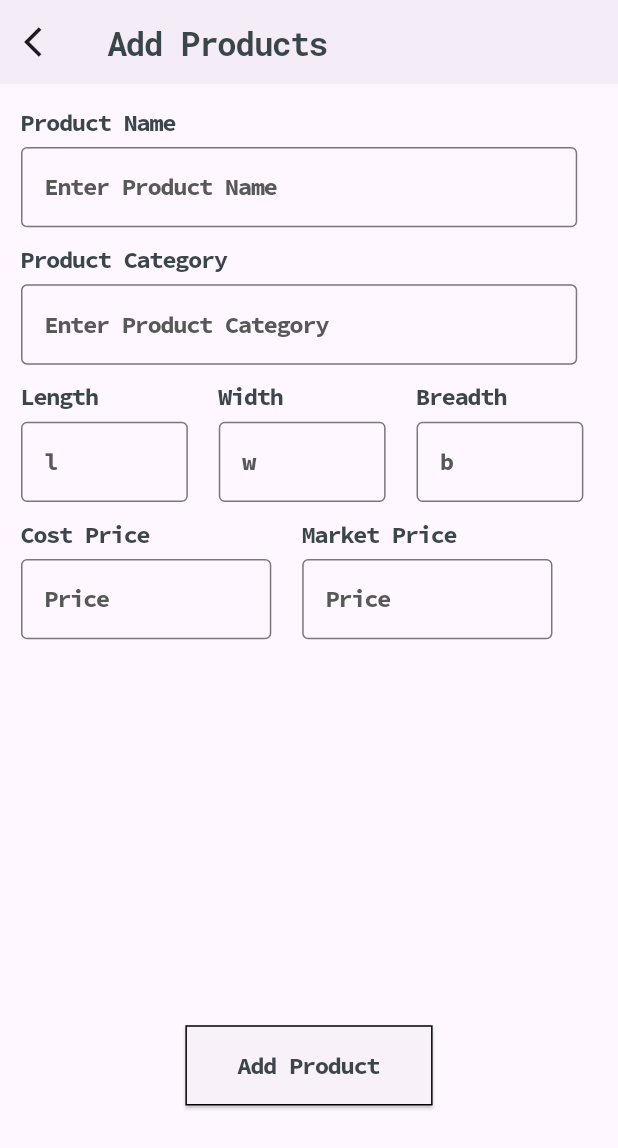
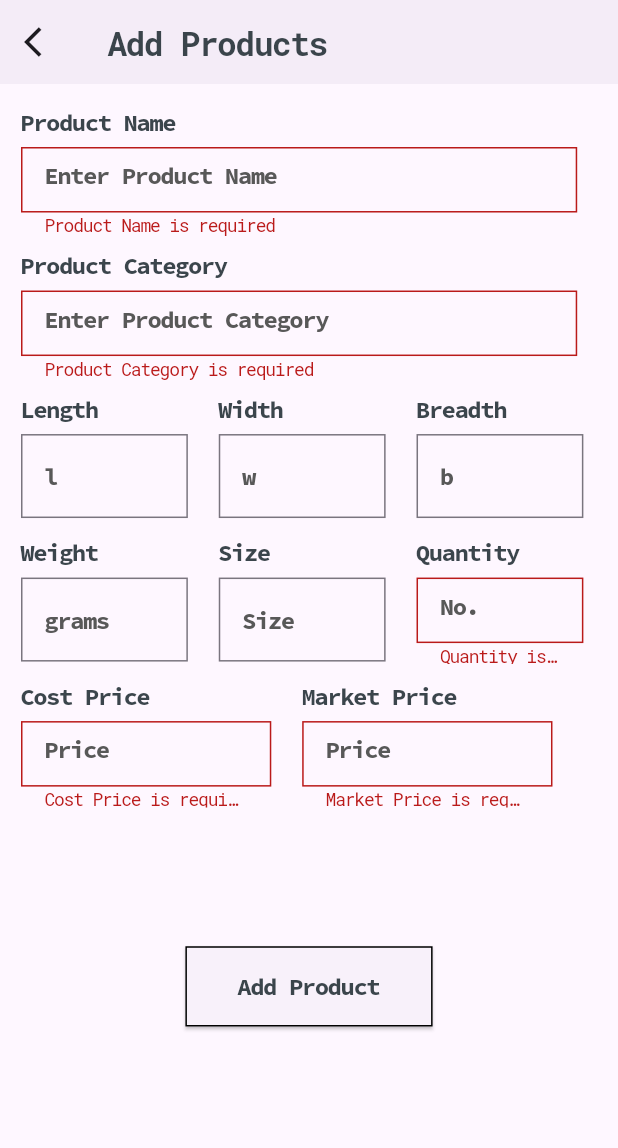
Before and after one commit to tarunn04/invoicer, a Flutter app: the AddProducts screen opened directly, after a tap on "Add Product", on a phone screen of 412 x 824 dp. Shown: the top 1148 px of the screen. Run offline on Flutter 3.47's test engine with Material 2 defaults, Android fonts, the phone set to English and light mode, and no system bars; our stand-ins replace cloud_firestore, firebase_core, fluttertoast, get, google_fonts; accounts and stored records are empty; generated files the repository leaves out were written again.

Commit message:
add product controller

```diff
--- /dev/null
+++ b/lib/controller/product_controller.dart
@@ -0,0 +1,115 @@
+import 'package:cloud_firestore/cloud_firestore.dart';
+import 'package:flutter/cupertino.dart';
+import 'package:flutter/material.dart';
+import 'package:fluttertoast/fluttertoast.dart';
+import 'package:get/get.dart';
+import 'package:get/get_core/src/get_main.dart';
+import 'package:get/get_state_manager/get_state_manager.dart';
+import 'package:invoicer/screens/add_product.dart';
+import 'package:invoicer/widget/toast_message.dart';
+
+class ProductController extends GetxController {
+  final TextEditingController productNameController = TextEditingController();
+  final TextEditingController productCategoryController = TextEditingController();
+  final TextEditingController lengthController = TextEditingController();
+  final TextEditingController widthController = TextEditingController();
+  final TextEditingController breadthController = TextEditingController();
+  final TextEditingController costPriceController = TextEditingController();
+  final TextEditingController marketPriceController = TextEditingController();
+  final TextEditingController weightController = TextEditingController();
+  final TextEditingController sizeController = TextEditingController();
+  final TextEditingController quantityController = TextEditingController();
+
+  clearTextController() {
+    productNameController.clear();
+    productCategoryController.clear();
+    lengthController.clear();
+    widthController.clear();
+    breadthController.clear();
+    costPriceController.clear();
+    marketPriceController.clear();
+    weightController.clear();
+    sizeController.clear();
+    quantityController.clear();
+  }
+
+  CollectionReference products = FirebaseFirestore.instance.collection('products');
+  final GlobalKey<FormState> ProductformKey = GlobalKey<FormState>();
+
+  @override
+  void onClose() {
+    productNameController.dispose();
+    productCategoryController.dispose();
+    lengthController.dispose();
+    widthController.dispose();
+    breadthController.dispose();
+    costPriceController.dispose();
+    marketPriceController.dispose();
+    weightController.dispose();
+    sizeController.dispose();
+    quantityController.dispose();
+    super.onClose();
+  }
+
+  String? validate(String? value, String? textBody) {
+    if (value == null || value.isEmpty) {
+      return '$textBody is required';
+    }
+    return null;
+  }
+
+  String? validateDimention(String? value, String? textBody) {
+    // Your validation logic here
+    return null;
+  }
+
+  addToDb() {
+  if (ProductformKey.currentState!.validate()) {
+    try {
+      // Create a new product object
+      Map<String, dynamic> newProduct = {
+        'productName': productNameController.text,
+        'length': lengthController.text,
+        'width': widthController.text,
+        'breadth': breadthController.text,
+        'costPrice': costPriceController.text,
+        'marketPrice': marketPriceController.text,
+        'weight': weightController.text,
+        'size': sizeController.text,
+        'quantity': quantityController.text,
+      };
+
+      // Get the category value
+      String category = productCategoryController.text;
+
+      // Check if the category document already exists
+      products.doc(category).get().then((categoryDoc) {
+        if (categoryDoc.exists) {
+          // Category exists, add the product under the existing category
+          products.doc(category).update({
+            'products': FieldValue.arrayUnion([newProduct])
+          }).then((value) {
+            ScaffoldMessenger.of(Get.context!).showSnackBar(SnackBar(
+              content: Text("Product Added Successfully"),
+            ));
+            clearTextController();
+          });
+        } else {
+          // Category doesn't exist, create a new category document
+          products.doc(category).set({
+            'products': [newProduct]
+          }).then((value) {
+            ScaffoldMessenger.of(Get.context!).showSnackBar(SnackBar(
+              content: Text("Product Added Successfully"),
+            ));
+            clearTextController();
+          });
+        }
+      });
+    } catch (e) {
+      print(e);
+    }
+  }
+}
+
+}
--- a/lib/main.dart
+++ b/lib/main.dart
@@ -1,4 +1,5 @@
 import 'package:flutter/material.dart';
+import 'package:get/get_navigation/src/root/get_material_app.dart';
 import 'package:invoicer/firebase_options.dart';
 import 'package:firebase_core/firebase_core.dart';
 import 'package:flutter/material.dart';
@@ -27,14 +28,14 @@ class MyApp extends StatelessWidget {
   // This widget is the root of your application.
   @override
   Widget build(BuildContext context) {
-    return MaterialApp(
+    return GetMaterialApp(
       title: 'Flutter Demo',
       theme: ThemeData(
         colorScheme: ColorScheme.fromSeed(seedColor: Colors.deepPurple),
         useMaterial3: true,
       ),
       debugShowCheckedModeBanner: false,
-      home: LoginPage(),
+      home: AddProducts()
     );
   }
 }
--- /dev/null
+++ b/lib/model/product.dart
@@ -0,0 +1,19 @@
+class Product {
+  String productName;
+  String productCategory;
+  double length;
+  double width;
+  double breadth;
+  double costPrice;
+  double marketPrice;
+
+  Product({
+    required this.productName,
+    required this.productCategory,
+    required this.length,
+    required this.width,
+    required this.breadth,
+    required this.costPrice,
+    required this.marketPrice,
+  });
+}
--- a/lib/screens/add_product.dart
+++ b/lib/screens/add_product.dart
@@ -1,8 +1,12 @@
 import 'package:flutter/material.dart';
+import 'package:get/get.dart';
+import 'package:get/get_core/src/get_main.dart';
 import 'package:invoicer/constants/colors.dart';
 import 'package:invoicer/constants/text_theme.dart';
+import 'package:invoicer/controller/product_controller.dart';
 
 import '../widget/custom_form_field.dart';
+import '../widget/custom_search_box.dart';
 
 class AddProducts extends StatefulWidget {
   const AddProducts({super.key});
@@ -12,6 +16,9 @@ class AddProducts extends StatefulWidget {
 }
 
 class _AddProductsState extends State<AddProducts> {
+  ProductController _productController = Get.put(ProductController());
+
+  final _formKey = GlobalKey<FormState>();
   @override
   Widget build(BuildContext context) {
     var width = MediaQuery.of(context).size.width;
@@ -26,23 +33,71 @@ class _AddProductsState extends State<AddProducts> {
         )
       ),
       body: Form(
+        key: _productController.ProductformKey,
         child: Padding(
           padding: const EdgeInsets.all(14.0),
           child: Column(
             crossAxisAlignment: CrossAxisAlignment.start,
               children: [
-                CustomFormField(width: width, height: height,textBody: "Enter Product Name",textHead: "Product Name",),
+
+
+                CustomFormField(width: width, height: height,textBody: "Enter Product Name",textHead: "Product Name", controller: _productController.productNameController,
+                validator: (value) => _productController.validate(value, "Product Name"), type: TextInputType.text,),
+
                 const SizedBox(height: 10,),
-                CustomFormField(width: width, height: height,textBody: "Enter Product Category",textHead: "Product Category",),
+
+
+                CustomFormField(width: width, height: height,textBody: "Enter Product Category",textHead: "Product Category",controller: _productController.productCategoryController,
+                validator: (value) => _productController.validate(value, "Product Category"), type: TextInputType.text,),
+
                 const SizedBox(height: 10,),
 
                 Row(
                   children: [
-                    CustomFormField(width: width*0.3, height: height,textBody: "l",textHead: "Length",),
+
+
+                    CustomFormField(width: width*0.3, height: height,textBody: "l",textHead: "Length",controller: _productController.lengthController,
+                    validator: (value) => _productController.validateDimention(value, "Length"), type: TextInputType.number,),
+
+
                     SizedBox(width: width*0.05,),
-                    CustomFormField(width: width*0.3, height: height,textBody: "w",textHead: "Width",),
+
+
+                    CustomFormField(width: width*0.3, height: height,textBody: "w",textHead: "Width",controller: _productController.widthController,
+                     validator: (value) => _productController.validateDimention(value, "Width"), type: TextInputType.number,),
+
+
                     SizedBox(width: width*0.05,),
-                    CustomFormField(width: width*0.3, height: height,textBody: "b",textHead: "Breadth",),
+
+
+                    CustomFormField(width: width*0.3, height: height,textBody: "b",textHead: "Breadth",controller: _productController.breadthController,
+                     validator: (value) => _productController.validateDimention(value, "Breadth"), type: TextInputType.number
+                    ),
+
+                  ],
+                ),
+
+
+                const SizedBox(height: 10,),
+
+                Row(
+                  children: [
+                    CustomFormField(width: width*0.3, height: height,textBody: "grams",textHead: "Weight",controller: _productController.weightController,
+                    validator: (value) => _productController.validateDimention(value, "Weight"), type:const  TextInputType.numberWithOptions(
+                      decimal: true,
+                    ),),
+
+                    SizedBox(width: width*0.05,),
+
+                    CustomFormField(width: width*0.3, height: height,textBody: "Size",textHead: "Size",controller: _productController.sizeController,
+                     validator: (value) => _productController.validateDimention(value, "Size"), type: TextInputType.text,),
+
+
+                    SizedBox(width: width*0.05,),
+
+
+                    CustomFormField(width: width*0.3, height: height,textBody: "No.",textHead: "Quantity",controller: _productController.quantityController,
+                     validator: (value) => _productController.validate(value, "Quantity"), type: TextInputType.number,)
                   ],
                 ),
 
@@ -50,22 +105,28 @@ class _AddProductsState extends State<AddProducts> {
 
                 Row(
                   children: [
-                    CustomFormField(width: width*0.45, height: height,textBody: "Price",textHead: "Cost Price",),
+                    CustomFormField(width: width*0.45, height: height,textBody: "Price",textHead: "Cost Price",controller: _productController.costPriceController,
+                    validator: (value) => _productController.validate(value, "Cost Price"), type: const TextInputType.numberWithOptions(decimal: true),),
+
+
                     SizedBox(width: width*0.05,),
-                    CustomFormField(width: width*0.45, height: height,textBody: "Price",textHead: "Market Price",),
+                    CustomFormField(width: width*0.45, height: height,textBody: "Price",textHead: "Market Price",controller: _productController.marketPriceController,
+                      validator: (value) => _productController.validate(value, "Market Price"),type: const TextInputType.numberWithOptions(decimal: true),),
                   ],
                 ),
 
 
                 const SizedBox(height: 10,),
-                SizedBox(height: height *0.3,),
+                SizedBox(height: height *0.1,),
 
                 Center(
                   child: SizedBox(
                     width: width*0.4,
                     height: height*0.065,
                     child: ElevatedButton(
-                      onPressed: (){},
+                      onPressed: (){
+                        _productController.addToDb();
+                      },
                       style: ElevatedButton.styleFrom(
 
                         shape: const RoundedRectangleBorder(
--- a/lib/widget/custom_form_field.dart
+++ b/lib/widget/custom_form_field.dart
@@ -1,15 +1,23 @@
 
 import 'package:flutter/material.dart';
+import 'package:flutter/services.dart';
+import 'package:google_fonts/google_fonts.dart';
 
 import '../constants/text_theme.dart';
 
 class CustomFormField extends StatelessWidget {
   final String textBody;
   final String textHead;
-  const CustomFormField({
+  final TextEditingController controller;
+  FormFieldValidator validator;
+  final TextInputType type;
+
+  CustomFormField({
     super.key,
     required this.width,
-    required this.height, required this.textBody, required this.textHead,
+    required this.height, required this.textBody,
+    required this.textHead, required this.controller,
+    required this.validator, required this.type,
   });
 
   final double width;
@@ -17,29 +25,44 @@ class CustomFormField extends StatelessWidget {
 
   @override
   Widget build(BuildContext context) {
+
     return Column(
       crossAxisAlignment: CrossAxisAlignment.start,
       children: [
         Text(textHead,style: MyTextTheme.bodyText),
         const SizedBox(height: 5,),
+
         SizedBox(
           width: width*0.9,
-          height: height*0.065,
+          height: height*0.070,
           child: TextFormField(
+            validator:validator,
+            controller: controller,
             cursorColor: Colors.black,
+            keyboardType: type,
             decoration: InputDecoration(
               hintText: textBody,
-              hintStyle: MyTextTheme.bodyText.copyWith(color: Color.fromARGB(255, 88, 88, 88),fontSize: 16),
+              hintStyle: MyTextTheme.bodyText.copyWith(color:const Color.fromARGB(255, 88, 88, 88),fontSize: 16),
               border:const  OutlineInputBorder(
                 borderSide: BorderSide(
                   color: Colors.red,
-                )
+                ),
+                borderRadius: BorderRadius.all(Radius.circular(0)),
+
               ),
               focusedBorder:const OutlineInputBorder(
+                borderRadius: BorderRadius.all(Radius.circular(0)),
                 borderSide: BorderSide(
                   color: Colors.black,
                 )
               ),
+
+              errorStyle: TextStyle(
+                fontFamily: GoogleFonts.robotoMono().fontFamily,
+                letterSpacing: -0.8,
+                height:0.8,
+
+              )
             ),
           ),
         ),
```
Also changed, not shown: lib/screens/invoice_generate.dart (+60 -60 lines), pubspec.yaml (+6 -17 lines), lib/widget/custom_search_box.dart (added), lib/widget/toast_message.dart (added), pubspec.lock, 2 other files.
